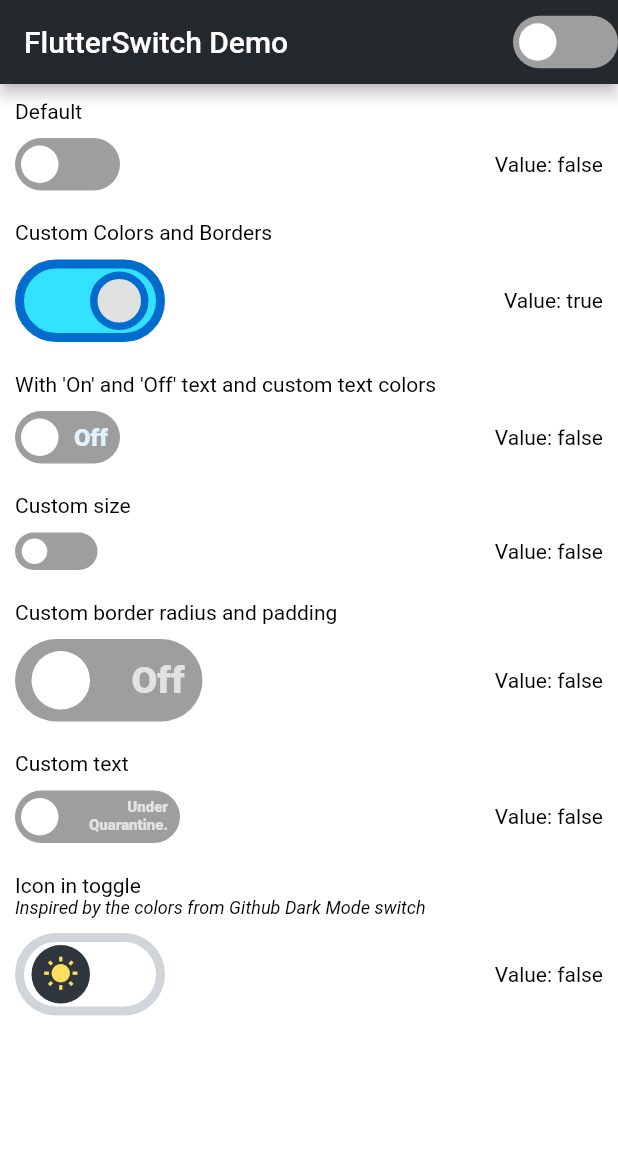
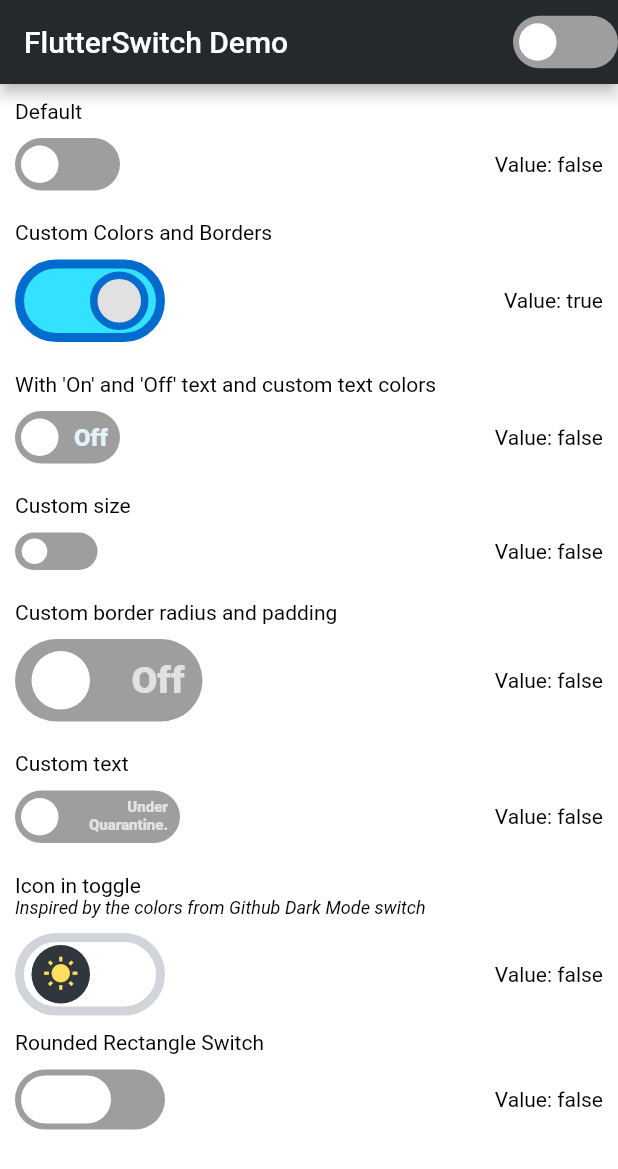
Before and after one commit to boringdeveloper/FlutterSwitch, a Flutter app: the screen it shows after launch, on a phone screen of 412 x 824 dp. Shown: the top 1169 px of the screen. Run offline on Flutter 3.47's test engine with Material 2 defaults, Android fonts, the phone set to English and light mode, and no system bars.

Commit message:
add rounded rectangle switch

```diff
--- a/example/lib/main.dart
+++ b/example/lib/main.dart
@@ -28,6 +28,8 @@ class _MyHomePageState extends State<MyHomePage> {
   bool status5 = false;
   bool status6 = false;
   bool status7 = false;
+  bool status8 = false;
+  bool status9 = false;
   bool isSwitchOn = false;
 
   Color _textColor = Colors.black;
@@ -297,6 +299,33 @@ class _MyHomePageState extends State<MyHomePage> {
                     ),
                   ],
                 ),
+                SizedBox(height: 10.0),
+                Text("Rounded Rectangle Switch"),
+                SizedBox(height: 10.0),
+                Row(
+                  mainAxisAlignment: MainAxisAlignment.spaceBetween,
+                  children: <Widget>[
+                    FlutterSwitch(
+                      toggleRatio: 1.5,
+                      height: 40,
+                      width: 100,
+                      toggleSize: 40,
+                      value: status9,
+                      onToggle: (val) {
+                        setState(() {
+                          status9 = val;
+                        });
+                      },
+                    ),
+                    Container(
+                      alignment: Alignment.centerRight,
+                      child: Text(
+                        "Value: $status9",
+                      ),
+                    ),
+                  ],
+                ),
+                SizedBox(height: 20.0),
               ],
             ),
           ),
--- a/lib/flutter_switch.dart
+++ b/lib/flutter_switch.dart
@@ -43,6 +43,7 @@ class FlutterSwitch extends StatefulWidget {
     this.inactiveIcon,
     this.duration = const Duration(milliseconds: 200),
     this.disabled = false,
+    this.toggleRatio = 1,
   })  : assert(
             (switchBorder == null || activeSwitchBorder == null) &&
                 (switchBorder == null || inactiveSwitchBorder == null),
@@ -249,6 +250,13 @@ class FlutterSwitch extends StatefulWidget {
   /// Defaults to the value of false.
   final bool disabled;
 
+  /// The toggle will be a rounded rectangle when the value is not 1.
+  ///
+  /// Width = Size * toggleRatio, Height = Size.
+  ///
+  /// Defaults to the value of 1.
+  final double toggleRatio;
+
   @override
   _FlutterSwitchState createState() => _FlutterSwitchState();
 }
@@ -375,11 +383,16 @@ class _FlutterSwitchState extends State<FlutterSwitch>
                       child: Align(
                         alignment: _toggleAnimation.value,
                         child: Container(
-                          width: widget.toggleSize,
+                          width: widget.toggleSize * widget.toggleRatio,
                           height: widget.toggleSize,
                           decoration: BoxDecoration(
-                            shape: BoxShape.circle,
+                            shape: widget.toggleRatio == 1
+                                ? BoxShape.circle
+                                : BoxShape.rectangle,
                             color: _toggleColor,
+                            borderRadius: widget.toggleRatio == 1
+                                ? null
+                                : BorderRadius.circular(widget.borderRadius),
                             border: _toggleBorder,
                           ),
                           child: Container(
@@ -417,6 +430,7 @@ class _FlutterSwitchState extends State<FlutterSwitch>
 
   FontWeight get _activeTextFontWeight =>
       widget.activeTextFontWeight ?? FontWeight.w900;
+
   FontWeight get _inactiveTextFontWeight =>
       widget.inactiveTextFontWeight ?? FontWeight.w900;
 
```
